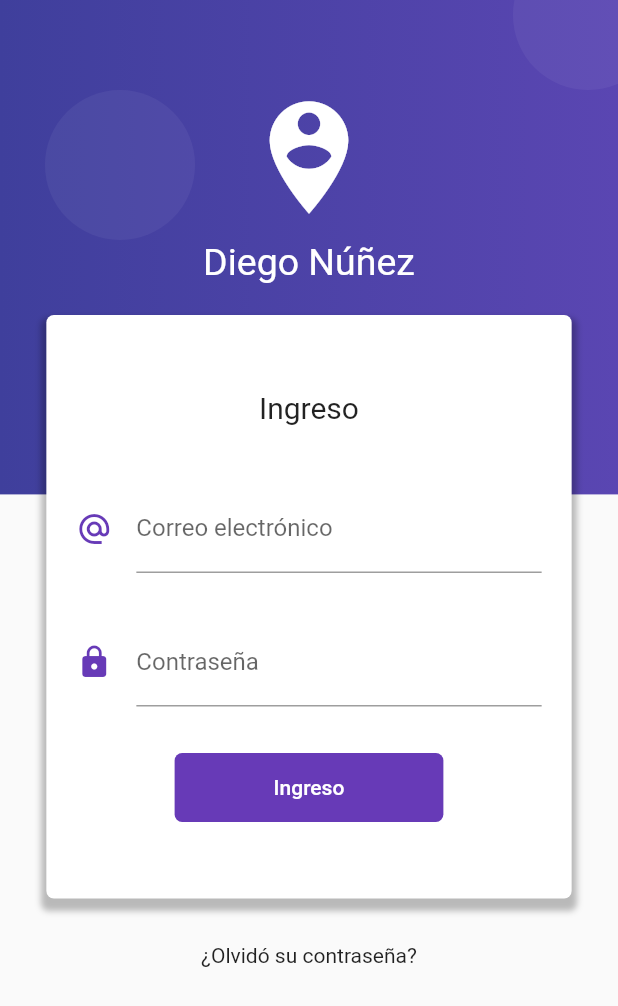
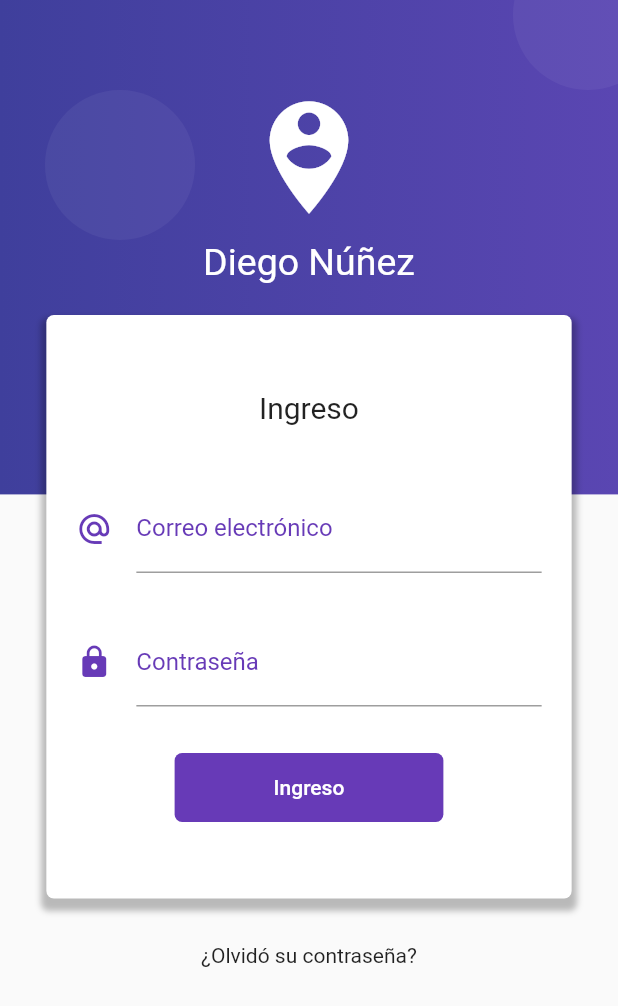
Before and after one commit to ddienu/FormBloc, a Flutter app: the screen it shows after launch, on a phone screen of 412 x 824 dp. Shown: the top 1006 px of the screen. Run offline on Flutter 3.47's test engine with Material 2 defaults, Android fonts, the phone set to English and light mode, and no system bars.

Commit message:
Update: provider page, update: login page, update: main.
Update provider page exporting the login bloc to avoid app to use it wherever it needs.
Update login page with stream builder with the stream and sink created in the  login bloc.
Update main page with the theme data to update the color of the text fields.

```diff
--- a/lib/main.dart
+++ b/lib/main.dart
@@ -22,6 +22,15 @@ class MyApp extends StatelessWidget {
         'login' : (BuildContext context) => LoginPage(),
         'home'  : (BuildContext context) => HomePage(),
       },
+      theme: ThemeData(
+        inputDecorationTheme: InputDecorationTheme(
+          focusedBorder: UnderlineInputBorder(
+            borderSide: BorderSide( color: Colors.deepPurple)
+          )
+        ),
+        primaryColor: Colors.deepPurple,
+        hintColor: Colors.black,
+      ),
     )
    );
  }
--- a/lib/src/bloc/provider.dart
+++ b/lib/src/bloc/provider.dart
@@ -1,6 +1,8 @@
 import 'package:flutter/material.dart';
 
+
 import 'package:formulariosbloc/src/bloc/login_bloc.dart';
+export 'package:formulariosbloc/src/bloc/login_bloc.dart';
 
 
 class Provider extends InheritedWidget {
--- a/lib/src/pages/login_page.dart
+++ b/lib/src/pages/login_page.dart
@@ -1,8 +1,10 @@
 import 'package:flutter/material.dart';
+import 'package:formulariosbloc/src/bloc/provider.dart';
 
 
 class LoginPage extends StatelessWidget {
   const LoginPage({Key? key}) : super(key: key);
+
 
   @override
   Widget build(BuildContext context) {
@@ -67,6 +69,8 @@ class LoginPage extends StatelessWidget {
 
   Widget _loginForm(BuildContext context) {
 
+    final bloc = Provider.of(context);
+
     final size = MediaQuery.of(context).size;
 
     return SingleChildScrollView(
@@ -97,9 +101,9 @@ class LoginPage extends StatelessWidget {
             children: [
               Text('Ingreso', style: TextStyle(fontSize: 20.0)),
               SizedBox( height: 40.0),
-              _crearEmail(),
+              _crearEmail( bloc ),
               SizedBox( height: 30.0),
-              _crearPassword(),
+              _crearPassword( bloc ),
               SizedBox( height: 30.0),
               _crearBoton(),
             ],
@@ -112,33 +116,51 @@ class LoginPage extends StatelessWidget {
     );
   }
 
-  Widget _crearEmail() {
+  Widget _crearEmail( LoginBloc? bloc ) {
+
+    return StreamBuilder(
+      stream: bloc!.emailStream,
+      builder: (BuildContext context, AsyncSnapshot snapshot) {
     return Container(
       padding: EdgeInsets.symmetric( horizontal: 20.0),
       child: TextField(
         keyboardType: TextInputType.emailAddress,
         decoration: InputDecoration(
+          labelStyle: TextStyle(color: Colors.deepPurple),
           icon: Icon(Icons.alternate_email, color: Colors.deepPurple),
           hintText: 'ejemplo@correo.com',
-          labelText: 'Correo electrónico'
+          labelText: 'Correo electrónico',
+          counterText: snapshot.data,
+          ),
+          onChanged: bloc.changeEmail,
         ),
-      ),
-    );
+      );
+    },
+   );
   }
 
-    Widget _crearPassword() {
-    return Container(
+    Widget _crearPassword( LoginBloc? bloc ) {
+
+      return StreamBuilder(
+        stream: bloc!.passwordStream,
+        builder: (BuildContext context, AsyncSnapshot snapshot) {
+      return Container(
       padding: EdgeInsets.symmetric( horizontal: 20.0),
       child: TextField(
         obscureText: true,
         keyboardType: TextInputType.visiblePassword,
         decoration: InputDecoration(
+          labelStyle: TextStyle(color: Colors.deepPurple),
           icon: Icon(Icons.lock, color: Colors.deepPurple),
-          labelText: 'Contraseña'
+          labelText: 'Contraseña',
+          counterText: snapshot.data,
         ),
+        onChanged: bloc.changePassword,
       ),
     );
-  }
+   },
+  );
+ }
 
   Widget _crearBoton() {
     return ElevatedButton(
```
